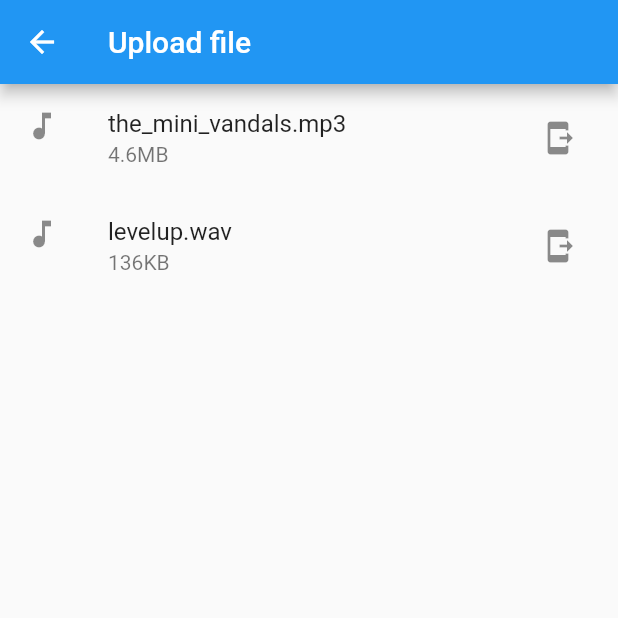
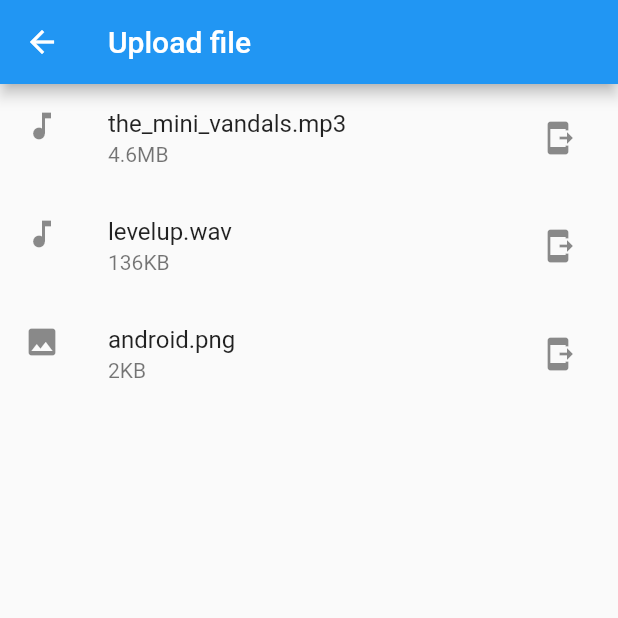
Before and after one commit to xunqun/flutter_ble_file_transmitter, a Flutter app: the FilePage screen opened directly, on a phone screen of 412 x 824 dp, the top half of it. Run offline on Flutter 3.47's test engine with Material 2 defaults, Android fonts, the phone set to English and light mode, and no system bars; our stand-ins replace flutter_blue, permission_handler, shared_preferences; accounts and stored records are empty.

Commit message:
Fixed transition issues

```diff
--- a/lib/manager/settings.dart
+++ b/lib/manager/settings.dart
@@ -62,10 +62,10 @@ class Settings extends ChangeNotifier{
   }
 
   int get dataLength{
-    return pref?.getInt('dataLength') ?? 128;
+    return pref?.getInt('dataLength') ?? 500;
   }
 
-  set dataLength(value){
+  set dataLength(int value){
     pref?.setInt('dataLength', value);
     notifyListeners();
   }
--- a/lib/screens/connection.dart
+++ b/lib/screens/connection.dart
@@ -1,4 +1,3 @@
-import 'package:ble_transmitter/constant/constant.dart';
 import 'package:ble_transmitter/manager/ble_mamanger.dart';
 import 'package:ble_transmitter/manager/connect_state.dart';
 import 'package:flutter/material.dart';
@@ -36,7 +35,6 @@ class _ConnectionScreenState extends State<ConnectionScreen> {
                 subtitle: Text(address),
                 onTap: (){
                   results[i].device.connect().then((value){
-                    connectState.value = AppState.connected;
                     bleManager.device = results[i].device;
                   });
 
@@ -56,7 +54,6 @@ class _ConnectionScreenState extends State<ConnectionScreen> {
               ),
             ),
           ),
-
         ],
       ),
     );
--- a/lib/screens/page_file.dart
+++ b/lib/screens/page_file.dart
@@ -1,7 +1,7 @@
 import 'package:ble_transmitter/manager/upload_manager.dart';
 import 'package:flutter/material.dart';
 import 'package:flutter/services.dart';
-
+var busy = false;
 class FilePage extends StatefulWidget {
   const FilePage({Key? key}) : super(key: key);
 
@@ -10,7 +10,7 @@ class FilePage extends StatefulWidget {
 }
 
 class _FilePageState extends State<FilePage> {
-  var busy = false;
+
 
   @override
   Widget build(BuildContext context) {
@@ -52,7 +52,23 @@ class _FilePageState extends State<FilePage> {
                       upload('assets/levelup.wav', 'wav');
                     },
                   ),
-          )
+          ),
+          ListTile(
+            leading: Icon(Icons.photo),
+            title: Text('android.png'),
+            subtitle: Text('2KB'),
+            trailing: busy
+                ? CircularProgressIndicator()
+                : IconButton(
+              icon: Icon(Icons.send_to_mobile),
+              onPressed: () {
+                setState(() {
+                  busy = true;
+                });
+                upload('assets/android.png', 'png');
+              },
+            ),
+          ),
         ],
       ),
     );
--- a/pubspec.yaml
+++ b/pubspec.yaml
@@ -67,6 +67,7 @@ flutter:
   assets:
     - assets/the_mini_vandals.mp3
     - assets/levelup.wav
+    - assets/android.png
   #   - images/a_dot_burr.jpeg
   #   - images/a_dot_ham.jpeg
 
```
Also changed, not shown: lib/manager/ble_mamanger.dart (+24 -19 lines), lib/screens/page_setting.dart (+18 -9 lines), assets/android.png (added).
